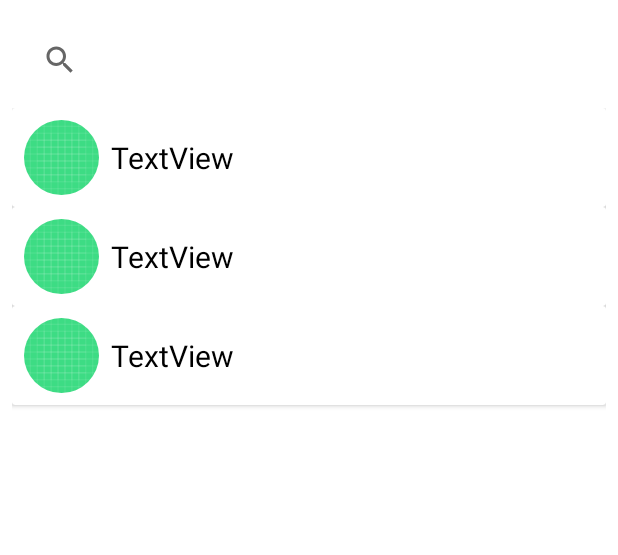
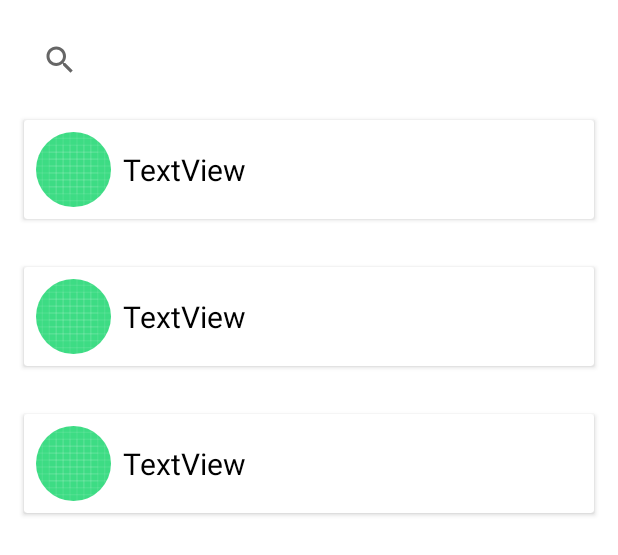
Before and after one commit to Arya-rgb/GithubApp, an Android app: the layout activity_userlist.xml on its own in the app's theme, with its tools: preview values and no code run, on a phone screen of 412 x 824 dp. Shown: the top 555 px of the screen. Run offline under Robolectric (Android 15) with nearby library versions, the phone set to English and light mode, and no system bars.

Commit message:
create list user in main page
create user list with offline capabilities, fix some bugs

```diff
--- a/app/src/main/AndroidManifest.xml
+++ b/app/src/main/AndroidManifest.xml
@@ -2,6 +2,8 @@
 <manifest xmlns:android="http://schemas.android.com/apk/res/android"
     xmlns:tools="http://schemas.android.com/tools"
     package="com.kompas.githubapp">
+
+    <uses-permission android:name="android.permission.INTERNET" />
 
     <application
         android:allowBackup="true"
--- a/app/src/main/java/com/kompas/githubapp/data/local/room/UserDao.kt
+++ b/app/src/main/java/com/kompas/githubapp/data/local/room/UserDao.kt
@@ -10,10 +10,10 @@ import com.kompas.githubapp.data.local.entity.UserEntity
 @Dao
 interface UserDao {
 
-    @Query("SELECT * FROM user_data ORDER BY id DESC")
+    @Query("SELECT * FROM user_data ORDER BY id ASC")
     fun getUser(): LiveData<List<UserEntity>>
 
     @Insert(onConflict = OnConflictStrategy.IGNORE)
-    suspend fun insertUser(user: UserEntity)
+    suspend fun insertUser(user: List<UserEntity>)
 
 }
--- a/app/src/main/java/com/kompas/githubapp/data/remote/response/ResultResponse.kt
+++ b/app/src/main/java/com/kompas/githubapp/data/remote/response/ResultResponse.kt
@@ -3,6 +3,7 @@ package com.kompas.githubapp.data.remote.response
 import com.google.gson.annotations.SerializedName
 
 data class UserResult(
+
     @field:SerializedName("login")
     val login: String,
 
--- a/app/src/main/java/com/kompas/githubapp/data/remote/retrofit/ApiService.kt
+++ b/app/src/main/java/com/kompas/githubapp/data/remote/retrofit/ApiService.kt
@@ -9,6 +9,6 @@ interface ApiService {
     @GET("users")
     suspend fun getUserList(
         @Header("Authorization") token: String,
-    ): UserResult
+    ): List<UserResult>
 
 }
--- a/app/src/main/res/layout/activity_userlist.xml
+++ b/app/src/main/res/layout/activity_userlist.xml
@@ -18,16 +18,24 @@
         app:layout_constraintTop_toTopOf="parent" />
 
     <androidx.recyclerview.widget.RecyclerView
+        android:id="@+id/recyclerView"
         android:layout_width="match_parent"
         android:layout_height="0dp"
-        android:layout_marginStart="8dp"
-        android:layout_marginTop="8dp"
-        android:layout_marginEnd="8dp"
-        android:layout_marginBottom="8dp"
-        tools:listitem="@layout/item_userlist"
         app:layout_constraintBottom_toBottomOf="parent"
         app:layout_constraintEnd_toEndOf="parent"
         app:layout_constraintStart_toStartOf="parent"
-        app:layout_constraintTop_toBottomOf="@+id/searchView" />
+        app:layout_constraintTop_toBottomOf="@+id/searchView"
+        tools:listitem="@layout/item_userlist" />
+
+    <ProgressBar
+        android:id="@+id/progressBar"
+        style="?android:attr/progressBarStyle"
+        android:layout_width="wrap_content"
+        android:layout_height="wrap_content"
+        android:visibility="gone"
+        app:layout_constraintBottom_toBottomOf="parent"
+        app:layout_constraintEnd_toEndOf="parent"
+        app:layout_constraintStart_toStartOf="parent"
+        app:layout_constraintTop_toTopOf="parent" />
 
 </androidx.constraintlayout.widget.ConstraintLayout>
--- a/app/src/main/res/layout/item_userlist.xml
+++ b/app/src/main/res/layout/item_userlist.xml
@@ -2,6 +2,7 @@
 <androidx.cardview.widget.CardView xmlns:android="http://schemas.android.com/apk/res/android"
     xmlns:app="http://schemas.android.com/apk/res-auto"
     xmlns:tools="http://schemas.android.com/tools"
+    android:layout_margin="16dp"
     android:layout_width="match_parent"
     android:layout_height="wrap_content">
 
@@ -11,7 +12,7 @@
 
 
         <de.hdodenhof.circleimageview.CircleImageView
-            android:id="@+id/imageView"
+            android:id="@+id/tv_image_profile"
             android:layout_width="50dp"
             android:layout_height="50dp"
             android:layout_marginStart="8dp"
@@ -23,16 +24,16 @@
             tools:srcCompat="@drawable/ic_launcher_background" />
 
         <TextView
-            android:id="@+id/textView"
+            android:id="@+id/text_user_name"
             android:layout_width="wrap_content"
             android:layout_height="wrap_content"
             android:layout_marginStart="8dp"
             android:text="TextView"
             android:textSize="20sp"
             android:textColor="@color/black"
-            app:layout_constraintBottom_toBottomOf="@+id/imageView"
-            app:layout_constraintStart_toEndOf="@+id/imageView"
-            app:layout_constraintTop_toTopOf="@+id/imageView" />
+            app:layout_constraintBottom_toBottomOf="@+id/tv_image_profile"
+            app:layout_constraintStart_toEndOf="@+id/tv_image_profile"
+            app:layout_constraintTop_toTopOf="@+id/tv_image_profile" />
     </androidx.constraintlayout.widget.ConstraintLayout>
 
 </androidx.cardview.widget.CardView>
```
Also changed, not shown: app/src/main/java/com/kompas/githubapp/data/UserRepository.kt (+8 -1 lines), app/src/main/java/com/kompas/githubapp/ui/userlist/UserListActivity.kt (+71 -0 lines), app/src/main/java/com/kompas/githubapp/ui/userlist/UserListAdapter.kt (+79 -1 lines).
